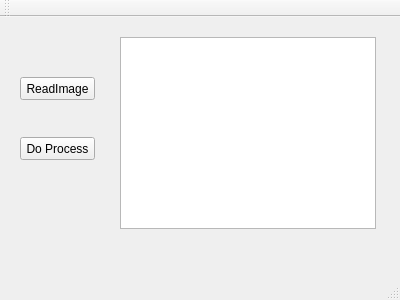
Above: mainwindow.ui from jiemojiemo/ImageProcessWithQtOpencv before the change. Below: the same form after it.
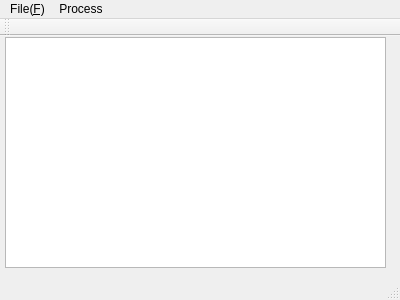
That is the form after the change.

Commit message: Add MenuBar, remove buttons

```diff
--- a/mainwindow.ui
+++ b/mainwindow.ui
@@ -14,32 +14,6 @@
    <string>MainWindow</string>
   </property>
   <widget class="QWidget" name="centralWidget">
-   <widget class="QPushButton" name="ID_BUT_READ">
-    <property name="geometry">
-     <rect>
-      <x>20</x>
-      <y>60</y>
-      <width>75</width>
-      <height>23</height>
-     </rect>
-    </property>
-    <property name="text">
-     <string>ReadImage</string>
-    </property>
-   </widget>
-   <widget class="QPushButton" name="ID_BUT_PROC">
-    <property name="geometry">
-     <rect>
-      <x>20</x>
-      <y>120</y>
-      <width>75</width>
-      <height>23</height>
-     </rect>
-    </property>
-    <property name="text">
-     <string>Do Process</string>
-    </property>
-   </widget>
    <widget class="QLabel" name="label">
     <property name="geometry">
      <rect>
@@ -56,10 +30,10 @@
    <widget class="QGraphicsView" name="graphicsView">
     <property name="geometry">
      <rect>
-      <x>120</x>
-      <y>20</y>
-      <width>256</width>
-      <height>192</height>
+      <x>5</x>
+      <y>1</y>
+      <width>381</width>
+      <height>231</height>
      </rect>
     </property>
    </widget>
@@ -73,6 +47,21 @@
      <height>23</height>
     </rect>
    </property>
+   <widget class="QMenu" name="menu_F">
+    <property name="title">
+     <string>File(&amp;F)</string>
+    </property>
+    <addaction name="actionOpen"/>
+    <addaction name="actionClose"/>
+   </widget>
+   <widget class="QMenu" name="menuProcess">
+    <property name="title">
+     <string>Process</string>
+    </property>
+    <addaction name="actionEdge_Detect"/>
+   </widget>
+   <addaction name="menu_F"/>
+   <addaction name="menuProcess"/>
   </widget>
   <widget class="QToolBar" name="mainToolBar">
    <attribute name="toolBarArea">
```
Left out of the diff: 15 changed lines with no effect on the pictures. The commit also changes 3 other files.
